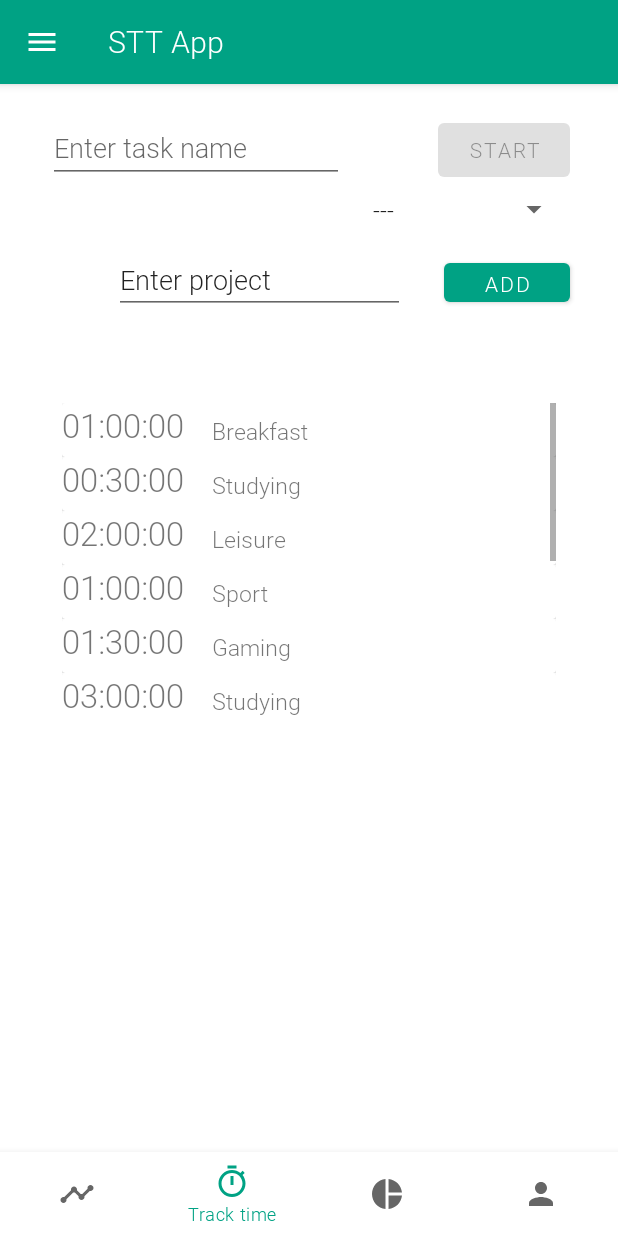
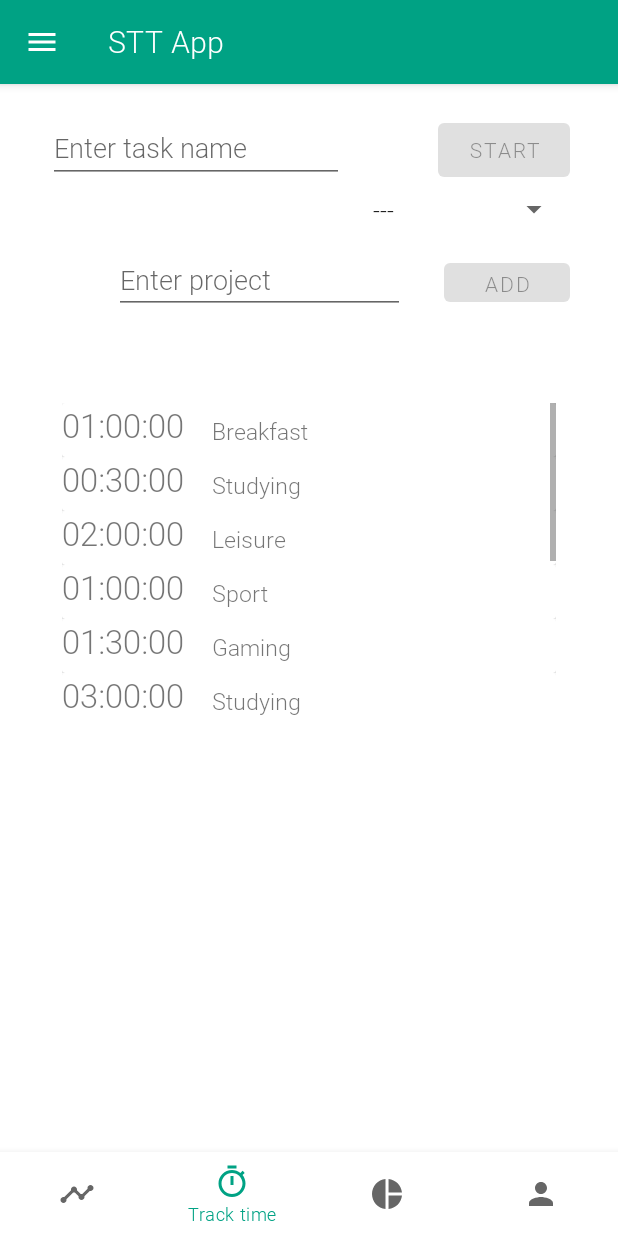
Before and after one commit to kolorowerowe/StudentTimeTracker, an Android app: the screen it shows after launch (MainActivity), item 2 of the bottom bar chosen, on a phone screen of 412 x 824 dp. Run offline under Robolectric (Android 15) with nearby library versions, the phone set to English and light mode, and no system bars; 1 statement that could not run was skipped.

Commit message:
Mock data: project addition
- clear inputs after submit

```diff
--- a/app/src/main/java/com/github/studenttimetracker/fragments/TrackTimeFragment.java
+++ b/app/src/main/java/com/github/studenttimetracker/fragments/TrackTimeFragment.java
@@ -41,7 +41,7 @@ public class TrackTimeFragment extends Fragment {
 
     private List<TimeEntry> timeEntryList = new ArrayList<>();
     private static String NULL_ACTIVITY = "---";
-    private List<String> spinnerArrayList = Arrays.asList(NULL_ACTIVITY,"Breakfast", "Studying", "Leisure", "Sport", "Gaming");
+    private List<String> spinnerArrayList = new ArrayList<>(Arrays.asList(NULL_ACTIVITY,"Breakfast", "Studying", "Leisure", "Sport", "Gaming"));
 
     @Override
     public void onCreate(Bundle savedInstanceState) {
@@ -60,6 +60,8 @@ public class TrackTimeFragment extends Fragment {
         final TextView taskNameShow = view.findViewById(R.id.taskNameShow);
         final Chronometer chronometer = view.findViewById(R.id.myChronometer);
         final Spinner spinner = view.findViewById(R.id.projectSpinner);
+        final Button addProjectButton = view.findViewById(R.id.addProject);
+        final TextView projectNameInput = view.findViewById(R.id.projectName);
 
         // BroadCast Receiver
         LocalBroadcastManager.getInstance(getActivity()).registerReceiver(
@@ -89,6 +91,8 @@ public class TrackTimeFragment extends Fragment {
         spinner.setAdapter(arrayAdapter);
 
         // Setting up UI
+        addProjectButton.setVisibility(View.VISIBLE);
+        projectNameInput.setVisibility(View.VISIBLE);
         if(ChronometerService.active)
         {
             endButton.setVisibility(View.VISIBLE);
@@ -115,6 +119,8 @@ public class TrackTimeFragment extends Fragment {
             public void onClick(View v) {
 
                 String activityName = getActivityName(taskNameInput,spinner);
+                taskNameInput.setText("");
+                spinner.setSelection(0);
                 taskNameShow.setText(activityName);
 
                 Intent serviceIntent = new Intent(getActivity(),ChronometerService.class);
@@ -152,10 +158,25 @@ public class TrackTimeFragment extends Fragment {
 
             }
         });
+
+        addProjectButton.setOnClickListener(new View.OnClickListener() {
+            @Override
+            public void onClick(View v) {
+                String projectName = projectNameInput.getText().toString();
+                projectNameInput.setText("");
+                spinnerArrayList.add(projectName);
+
+                ArrayAdapter<String> arrayAdapter = new ArrayAdapter<>(getContext(),android.R.layout.simple_spinner_item,spinnerArrayList);
+                arrayAdapter.setDropDownViewResource(android.R.layout.simple_spinner_dropdown_item);
+                spinner.setAdapter(arrayAdapter);
+
+            }
+        });
         // End of onClicks()
 
         // Change Watchers
         startButton.setEnabled(false);
+        addProjectButton.setEnabled(false);
 
         taskNameInput.addTextChangedListener(new TextWatcher() {
             @Override
@@ -178,6 +199,25 @@ public class TrackTimeFragment extends Fragment {
 
             @Override
             public void onNothingSelected(AdapterView<?> parent) {}
+        });
+
+        projectNameInput.addTextChangedListener(new TextWatcher() {
+            @Override
+            public void beforeTextChanged(CharSequence s, int start, int count, int after) {
+
+            }
+
+            @Override
+            public void onTextChanged(CharSequence s, int start, int before, int count) {
+                String textInput = projectNameInput.getText().toString().trim();
+
+                addProjectButton.setEnabled(!textInput.isEmpty());
+            }
+
+            @Override
+            public void afterTextChanged(Editable s) {
+
+            }
         });
 
         return view;
--- a/app/src/main/res/layout/fragment_tracktime.xml
+++ b/app/src/main/res/layout/fragment_tracktime.xml
@@ -105,7 +105,7 @@
         android:layout_marginEnd="12dp"
         android:ems="10"
         android:inputType="textPersonName"
-        android:text="@string/enter_project_hint"
+        android:hint="@string/enter_project_hint"
         app:layout_constraintBaseline_toBaselineOf="@+id/addProject"
         app:layout_constraintEnd_toStartOf="@+id/addProject"
         app:layout_constraintHorizontal_bias="0.842"
```
